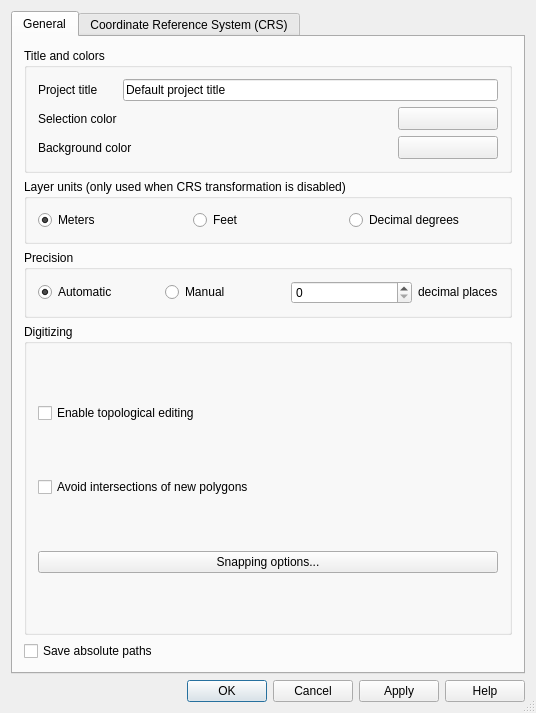
Qt form qgis/src/ui/qgsprojectpropertiesbase.ui (sourcepole/qgis) before a commit.
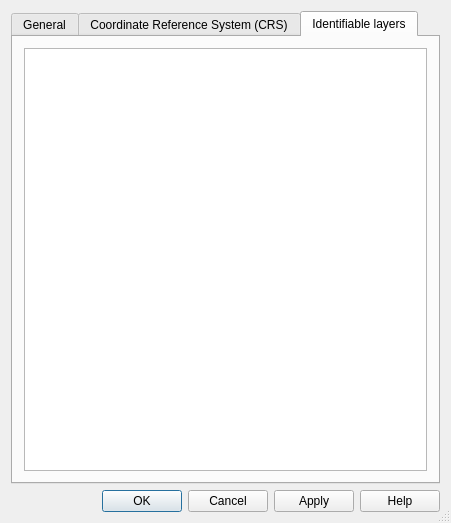
The same form after that commit. The open tabs and pages were chosen to show the change. Icons and pictures are not drawn. Custom widgets are drawn as their Qt base class.

Commit message: [FEATURE] multi-layer identify

Diff of the .ui file:
```diff
--- a/qgis/src/ui/qgsprojectpropertiesbase.ui
+++ b/qgis/src/ui/qgsprojectpropertiesbase.ui
@@ -1,12 +1,12 @@
 <ui version="4.0" >
  <class>QgsProjectPropertiesBase</class>
- <widget class="QDialog" name="QgsProjectPropertiesBase" >
-  <property name="geometry" >
+ <widget class="QDialog" name="QgsProjectPropertiesBase">
+  <property name="geometry">
    <rect>
     <x>0</x>
     <y>0</y>
-    <width>536</width>
-    <height>713</height>
+    <width>451</width>
+    <height>515</height>
    </rect>
   </property>
   <property name="windowTitle" >
@@ -23,21 +23,31 @@
   <property name="modal" >
    <bool>true</bool>
   </property>
-  <layout class="QGridLayout" >
-   <item row="0" column="0" >
-    <widget class="QTabWidget" name="tabWidget" >
-     <property name="currentIndex" >
+  <layout class="QGridLayout">
+   <item row="2" column="0">
+    <widget class="QDialogButtonBox" name="buttonBox">
+     <property name="orientation">
+      <enum>Qt::Horizontal</enum>
+     </property>
+     <property name="standardButtons">
+      <set>QDialogButtonBox::Apply|QDialogButtonBox::Cancel|QDialogButtonBox::Help|QDialogButtonBox::Ok</set>
+     </property>
+    </widget>
+   </item>
+   <item row="0" column="0">
+    <widget class="QTabWidget" name="tabWidget">
+     <property name="currentIndex">
       <number>0</number>
      </property>
      <widget class="QWidget" name="tab1" >
       <attribute name="title" >
        <string>General</string>
       </attribute>
-      <layout class="QGridLayout" >
-       <item row="0" column="0" >
-        <widget class="QGroupBox" name="titleBox" >
-         <property name="title" >
-          <string>Title and colors</string>
+      <layout class="QGridLayout">
+       <item row="0" column="0">
+        <widget class="QGroupBox" name="titleBox">
+         <property name="title">
+          <string>General settings</string>
          </property>
          <layout class="QGridLayout" >
           <item row="0" column="0" >
@@ -132,6 +142,13 @@
             </property>
            </widget>
           </item>
+          <item row="3" column="0" colspan="4">
+           <widget class="QCheckBox" name="cbxAbsolutePath">
+            <property name="text">
+             <string>Save absolute paths</string>
+            </property>
+           </widget>
+          </item>
          </layout>
         </widget>
        </item>
@@ -277,13 +294,6 @@
          </layout>
         </widget>
        </item>
-       <item row="4" column="0" >
-        <widget class="QCheckBox" name="cbxAbsolutePath" >
-         <property name="text" >
-          <string>Save absolute paths</string>
-         </property>
-        </widget>
-       </item>
       </layout>
      </widget>
      <widget class="QWidget" name="tab2" >
@@ -315,21 +325,55 @@
        </item>
       </layout>
      </widget>
-    </widget>
-   </item>
-   <item row="2" column="0" >
-    <widget class="QDialogButtonBox" name="buttonBox" >
-     <property name="orientation" >
-      <enum>Qt::Horizontal</enum>
-     </property>
-     <property name="standardButtons" >
-      <set>QDialogButtonBox::Apply|QDialogButtonBox::Cancel|QDialogButtonBox::Help|QDialogButtonBox::NoButton|QDialogButtonBox::Ok</set>
-     </property>
+     <widget class="QWidget" name="tab3">
+      <attribute name="title">
+       <string>Identifiable layers</string>
+      </attribute>
+      <layout class="QHBoxLayout" name="horizontalLayout">
+       <item>
+        <widget class="QTableWidget" name="twIdentifyLayers">
+         <property name="sortingEnabled">
+          <bool>true</bool>
+         </property>
+         <attribute name="horizontalHeaderVisible">
+          <bool>false</bool>
+         </attribute>
+         <attribute name="horizontalHeaderShowSortIndicator" stdset="0">
+          <bool>false</bool>
+         </attribute>
+         <attribute name="horizontalHeaderStretchLastSection">
+          <bool>true</bool>
+         </attribute>
+         <attribute name="horizontalHeaderVisible">
+          <bool>false</bool>
+         </attribute>
+         <column>
+          <property name="text">
+           <string>Layer</string>
+          </property>
+         </column>
+         <column>
+          <property name="text">
+           <string>Type</string>
+          </property>
+         </column>
+         <column>
+          <property name="text">
+           <string>Identifiable</string>
+          </property>
+          <property name="textAlignment">
+           <set>AlignHCenter|AlignVCenter|AlignCenter</set>
+          </property>
+         </column>
+        </widget>
+       </item>
+      </layout>
+     </widget>
     </widget>
    </item>
   </layout>
  </widget>
- <layoutdefault spacing="6" margin="11" />
+ <layoutdefault spacing="6" margin="11"/>
  <customwidgets>
   <customwidget>
    <class>QgsColorButton</class>
```
Left out of the diff: 231 changed lines with no effect on the pictures. The commit also changes 12 other files.
